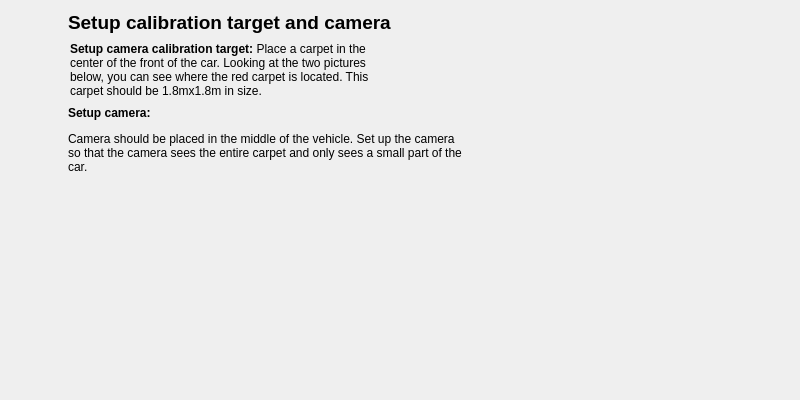
First picture: the form in src/camera_model/camera_wizard/instruction_page/instruction_page.ui, repository vietanhdev/open-adas, before the edit.
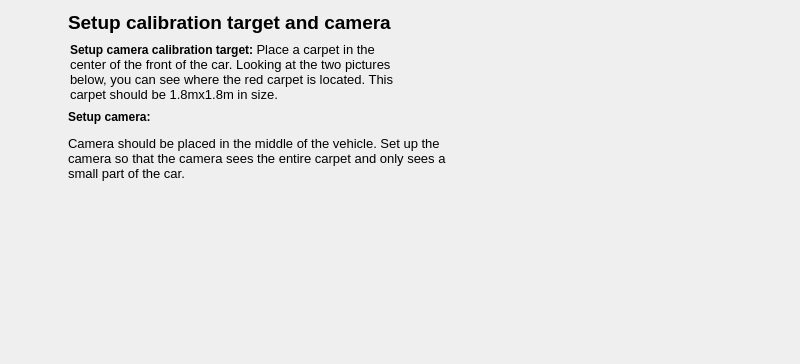
Second picture: the form after the edit. Icons and pictures are not drawn.

What changed in the file:
```diff
--- a/src/camera_model/camera_wizard/instruction_page/instruction_page.ui
+++ b/src/camera_model/camera_wizard/instruction_page/instruction_page.ui
@@ -10,7 +10,7 @@
     <x>0</x>
     <y>0</y>
     <width>800</width>
-    <height>400</height>
+    <height>364</height>
    </rect>
   </property>
   <property name="minimumSize">
@@ -70,7 +70,7 @@
           </size>
          </property>
          <property name="text">
-          <string>&lt;html&gt;&lt;head/&gt;&lt;body&gt;&lt;p&gt;&lt;span style=&quot; font-weight:600;&quot;&gt;Setup camera calibration target: &lt;/span&gt;Place a carpet in the center of the front of the car. Looking at the two pictures below, you can see where the red carpet is located. This carpet should be 1.8mx1.8m in size.&lt;/p&gt;&lt;/body&gt;&lt;/html&gt;</string>
+          <string>&lt;html&gt;&lt;head/&gt;&lt;body&gt;&lt;p&gt;&lt;span style=&quot; font-weight:600;&quot;&gt;Setup camera calibration target: &lt;/span&gt;&lt;span style=&quot; font-size:10pt;&quot;&gt;Place a carpet in the center of the front of the car. Looking at the two pictures below, you can see where the red carpet is located. This carpet should be 1.8mx1.8m in size.&lt;/span&gt;&lt;/p&gt;&lt;/body&gt;&lt;/html&gt;</string>
          </property>
          <property name="alignment">
           <set>Qt::AlignLeading|Qt::AlignLeft|Qt::AlignTop</set>
@@ -145,7 +145,7 @@
           </size>
          </property>
          <property name="text">
-          <string>&lt;html&gt;&lt;head/&gt;&lt;body&gt;&lt;p&gt;&lt;span style=&quot; font-weight:600;&quot;&gt;Setup camera:&lt;/span&gt;&lt;/p&gt;&lt;p&gt;Camera should be placed in the middle of the vehicle. Set up the camera so that the camera sees the entire carpet and only sees a small part of the car.&lt;/p&gt;&lt;p&gt;&lt;br/&gt;&lt;/p&gt;&lt;/body&gt;&lt;/html&gt;</string>
+          <string>&lt;html&gt;&lt;head/&gt;&lt;body&gt;&lt;p&gt;&lt;span style=&quot; font-weight:600;&quot;&gt;Setup camera:&lt;/span&gt;&lt;/p&gt;&lt;p&gt;&lt;span style=&quot; font-size:10pt;&quot;&gt;Camera should be placed in the middle of the vehicle. Set up the camera so that the camera sees the entire carpet and only sees a small part of the car.&lt;/span&gt;&lt;/p&gt;&lt;p&gt;&lt;br/&gt;&lt;/p&gt;&lt;/body&gt;&lt;/html&gt;</string>
          </property>
          <property name="scaledContents">
           <bool>true</bool>
```
